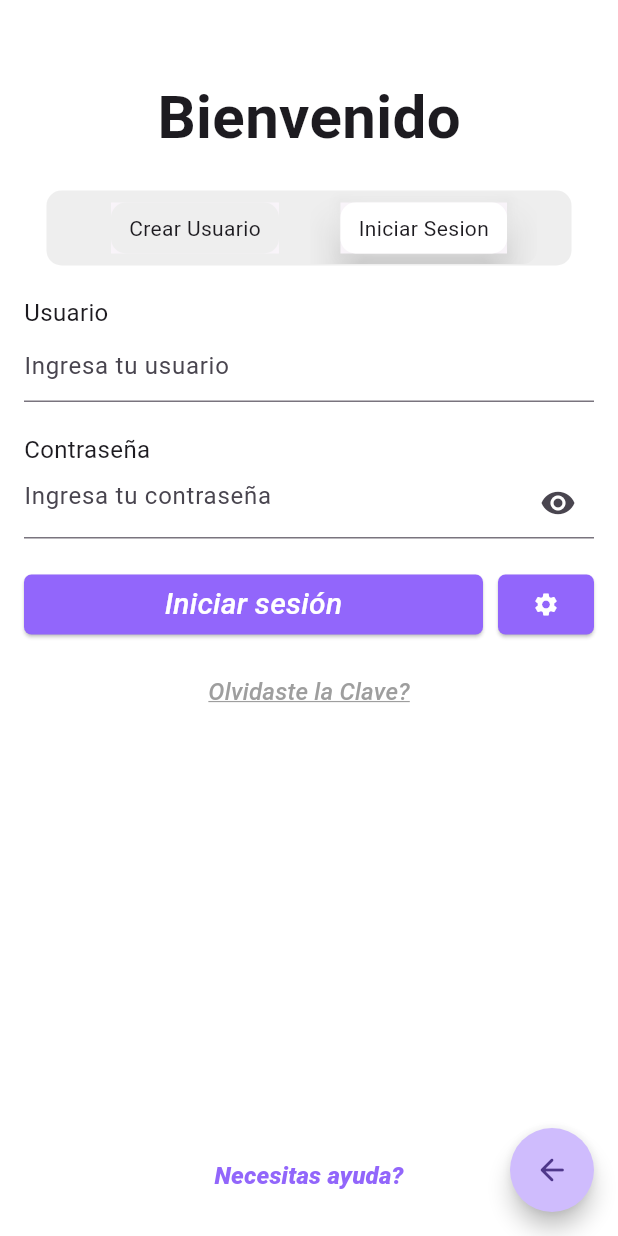
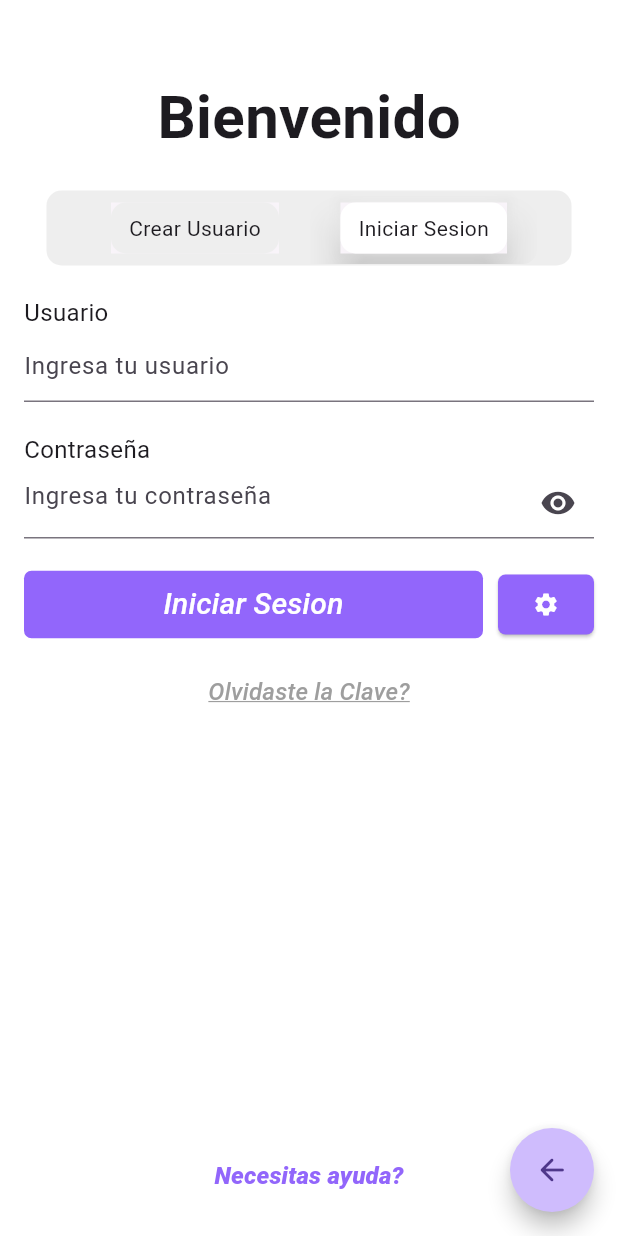
Before and after one commit to ItsDiegoTBG/PAGANINIGROUP, a Flutter app: the screen it shows after launch, after a tap on "Iniciar Sesión", on a phone screen of 412 x 824 dp. Run offline on Flutter 3.47's test engine with Material 3 defaults, Android fonts, the phone set to English and light mode, and no system bars.

Commit message:
segundo avance

```diff
--- a/lib/main.dart
+++ b/lib/main.dart
@@ -1,8 +1,9 @@
 import 'package:flutter/material.dart';
+import 'package:paganini/presentation/pages/home_page.dart';
 import 'package:paganini/presentation/pages/initial_page.dart';
 import 'package:paganini/presentation/pages/login_page.dart';
 
-void main(){
+void main() {
   runApp(const MainApp());
 }
 
@@ -15,7 +16,11 @@
       debugShowCheckedModeBanner: false,
       initialRoute: "initial_page",
       theme: ThemeData(),
-      routes: {"initial_page":(BuildContext context)=> const InitialPage(),"login_page":(BuildContext context)=> const LoginRegisterScreen()},
-    ) ;
+      routes: {
+        "initial_page": (BuildContext context) => const InitialPage(),
+        "login_page": (BuildContext context) => const LoginRegisterScreen(),
+        "home_page" : (BuildContext context) => const HomePage(),
+      },
+    );
+  }
 }
-}
--- /dev/null
+++ b/lib/presentation/pages/login_forn.dart
@@ -0,0 +1,67 @@
+import 'package:flutter/material.dart';
+import 'package:paganini/presentation/widgets/button_without_icon.dart';
+import 'package:paganini/presentation/widgets/textfile_form.dart';
+import 'package:paganini/utils/colors.dart';
+
+class LoginForm extends StatelessWidget {
+  const LoginForm({super.key});
+
+  @override
+  Widget build(BuildContext context) {
+    return Column(
+      crossAxisAlignment: CrossAxisAlignment.start,
+      children: [
+        const Text("Usuario", style: TextStyle(fontSize: 16)),
+        const TextFieldForm( hintText: "Ingresa tu usuario",),
+        const SizedBox(height: 20),
+        const Text("Contraseña", style: TextStyle(fontSize: 16)),
+        const TextField(
+          obscureText: true,
+          decoration: InputDecoration(
+            border: UnderlineInputBorder(),
+            hintText: 'Ingresa tu contraseña',
+            suffixIcon: Icon(Icons.visibility),
+          ),
+        ),
+        const SizedBox(height: 20),
+        Row(
+          children: [
+             Expanded(
+              child: ButtonWithoutIcon(text: "Iniciar Sesion",onPressed: (){
+                Navigator.pushReplacementNamed(context, "home_page");
+              },),
+            ),
+            const SizedBox(width: 10),
+            ElevatedButton(
+              style: ElevatedButton.styleFrom(
+                  shape: RoundedRectangleBorder(
+                      borderRadius: BorderRadius.circular(5)),
+                  padding: const EdgeInsets.all(0),
+                  backgroundColor: AppColors.primaryColor),
+              onPressed: () {
+                // Configuración
+              },
+              child: const Icon(
+                Icons.settings,
+                color: Colors.white,
+              ),
+            ),
+          ],
+        ),
+        const SizedBox(height: 10),
+        Center(
+          child: TextButton(
+            onPressed: () {},
+            child: const Text("Olvidaste la Clave?",
+                style: TextStyle(
+                    color: Colors.grey,
+                    decoration: TextDecoration.underline,
+                    decorationColor: Colors.grey,
+                    fontSize: 16,
+                    fontStyle: FontStyle.italic)),
+          ),
+        ),
+      ],
+    );
+  }
+}
--- a/lib/presentation/pages/login_page.dart
+++ b/lib/presentation/pages/login_page.dart
@@ -1,4 +1,6 @@
 import 'package:flutter/material.dart';
+import 'package:paganini/presentation/pages/login_forn.dart';
+import 'package:paganini/presentation/pages/register_form.dart';
 import 'package:paganini/utils/colors.dart';
 
 class LoginRegisterScreen extends StatefulWidget {
@@ -143,133 +145,3 @@ class _LoginRegisterScreenState extends State<LoginRegisterScreen> {
     );
   }
 }
-
-class LoginForm extends StatelessWidget {
-  const LoginForm({super.key});
-
-  @override
-  Widget build(BuildContext context) {
-    return Column(
-      crossAxisAlignment: CrossAxisAlignment.start,
-      children: [
-        const Text("Usuario", style: TextStyle(fontSize: 16)),
-        const TextField(
-          decoration: InputDecoration(
-            border: UnderlineInputBorder(),
-            hintText: 'Ingresa tu usuario',
-          ),
-        ),
-        const SizedBox(height: 20),
-        const Text("Contraseña", style: TextStyle(fontSize: 16)),
-        const TextField(
-          obscureText: true,
-          decoration: InputDecoration(
-            border: UnderlineInputBorder(),
-            hintText: 'Ingresa tu contraseña',
-            suffixIcon: Icon(Icons.visibility),
-          ),
-        ),
-        const SizedBox(height: 20),
-        Row(
-          children: [
-            Expanded(
-              child: ElevatedButton(
-                style: ElevatedButton.styleFrom(
-                  shape: RoundedRectangleBorder(
-                    borderRadius: BorderRadius.circular(5),
-                  ),
-                  backgroundColor: AppColors.primaryColor,
-                ),
-                onPressed: () {
-                  // Acción de iniciar sesión
-                },
-                child: const Text(
-                  "Iniciar sesión",
-                  style: TextStyle(
-                      color: Colors.white,
-                      fontSize: 20,
-                      fontStyle: FontStyle.italic),
-                ),
-              ),
-            ),
-            const SizedBox(width: 10),
-            ElevatedButton(
-              style: ElevatedButton.styleFrom(
-                  shape: RoundedRectangleBorder(
-                      borderRadius: BorderRadius.circular(5)),
-                  padding: const EdgeInsets.all(0),
-                  backgroundColor: AppColors.primaryColor),
-              onPressed: () {
-                // Configuración
-              },
-              child: const Icon(
-                Icons.settings,
-                color: Colors.white,
-              ),
-            ),
-          ],
-        ),
-        const SizedBox(height: 10),
-        Center(
-          child: TextButton(
-            onPressed: () {},
-            child: const Text("Olvidaste la Clave?",
-                style: TextStyle(
-                    color: Colors.grey,
-                    decoration: TextDecoration.underline,
-                    decorationColor: Colors.grey,
-                    fontSize: 16,
-                    fontStyle: FontStyle.italic)),
-          ),
-        ),
-      ],
-    );
-  }
-}
-
-class RegisterForm extends StatelessWidget {
-  const RegisterForm({super.key});
-
-  @override
-  Widget build(BuildContext context) {
-    return Column(
-      crossAxisAlignment: CrossAxisAlignment.start,
-      children: [
-        const Text("Nombre", style: TextStyle(fontSize: 16)),
-        const TextField(
-          decoration: InputDecoration(
-            border: UnderlineInputBorder(),
-            hintText: 'Ingresa tu nombre',
-          ),
-        ),
-        const SizedBox(height: 20),
-        const Text("Email", style: TextStyle(fontSize: 16)),
-        const TextField(
-          decoration: InputDecoration(
-            border: UnderlineInputBorder(),
-            hintText: 'Ingresa tu email',
-          ),
-        ),
-        const SizedBox(height: 20),
-        const Text("Contraseña", style: TextStyle(fontSize: 16)),
-        const TextField(
-          obscureText: true,
-          decoration: InputDecoration(
-            border: UnderlineInputBorder(),
-            hintText: 'Crea una contraseña',
-          ),
-        ),
-        const SizedBox(height: 20),
-        ElevatedButton(
-          style: ElevatedButton.styleFrom(
-            backgroundColor: Colors.purple,
-          ),
-          onPressed: () {
-            // Acción de crear cuenta
-          },
-          child: const Text("Crear Usuario"),
-        ),
-      ],
-    );
-  }
-}
--- /dev/null
+++ b/lib/presentation/pages/register_form.dart
@@ -0,0 +1,58 @@
+import 'package:flutter/material.dart';
+import 'package:paganini/presentation/widgets/button_without_icon.dart';
+import 'package:paganini/presentation/widgets/textfile_form.dart';
+import 'package:paganini/utils/colors.dart';
+
+class RegisterForm extends StatelessWidget {
+  const RegisterForm({super.key});
+
+  @override
+  Widget build(BuildContext context) {
+    return Column(
+      crossAxisAlignment: CrossAxisAlignment.start,
+      children: [
+        const Text("Nombre", style: TextStyle(fontSize: 16)),
+        const TextFieldForm(
+          hintText: 'Ingresa tu nombre',
+        ),
+        const SizedBox(height: 20),
+        const Text("Email", style: TextStyle(fontSize: 16)),
+        const TextFieldForm(
+          hintText: 'Ingresa tu email',
+        ),
+        const SizedBox(height: 20),
+        const Text("Contraseña", style: TextStyle(fontSize: 16)),
+        const TextField(
+          obscureText: true,
+          decoration: InputDecoration(
+              border: UnderlineInputBorder(),
+              hintText: 'Crea una contraseña',
+              suffixIcon: Icon(Icons.visibility)),
+        ),
+        const SizedBox(height: 20),
+        Row(
+          children: [
+            Expanded(
+                child:
+                    ButtonWithoutIcon(text: "Crear Usuario", onPressed: () {})),
+            const SizedBox(width: 10),
+            ElevatedButton(
+              style: ElevatedButton.styleFrom(
+                  shape: RoundedRectangleBorder(
+                      borderRadius: BorderRadius.circular(5)),
+                  padding: const EdgeInsets.all(0),
+                  backgroundColor: AppColors.primaryColor),
+              onPressed: () {
+                // Configuración
+              },
+              child: const Icon(
+                Icons.settings,
+                color: Colors.white,
+              ),
+            ),
+          ],
+        )
+      ],
+    );
+  }
+}
--- /dev/null
+++ b/lib/presentation/widgets/button_without_icon.dart
@@ -0,0 +1,34 @@
+import 'package:flutter/material.dart';
+import 'package:paganini/utils/colors.dart';
+
+class ButtonWithoutIcon extends StatelessWidget {
+  final String text;
+  final Function onPressed;
+  const ButtonWithoutIcon({
+    super.key,
+    required this.text,
+    required this.onPressed,
+  });
+
+  @override
+  Widget build(BuildContext context) {
+    return TextButton(
+      style: TextButton.styleFrom(
+        shape: RoundedRectangleBorder(
+          borderRadius: BorderRadius.circular(5),
+        ),
+        backgroundColor: AppColors.primaryColor,
+      ),
+      onPressed: () {
+        onPressed();
+      },
+      child:  Text(
+        text,
+        style: const TextStyle(
+            color: Colors.white,
+            fontSize: 20,
+            fontStyle: FontStyle.italic),
+      ),
+    );
+  }
+}
--- /dev/null
+++ b/lib/presentation/widgets/textfile_form.dart
@@ -0,0 +1,19 @@
+import 'package:flutter/material.dart';
+
+class TextFieldForm extends StatelessWidget {
+  final String? hintText;
+  const TextFieldForm({
+    super.key,
+    this.hintText,
+  });
+
+  @override
+  Widget build(BuildContext context) {
+    return  TextField(
+      decoration: InputDecoration(
+        border: const UnderlineInputBorder(),
+        hintText: hintText ?? "",
+      ),
+    );
+  }
+}
```
Also changed, not shown: lib/presentation/pages/home_page.dart (added, +86 -0 lines).
